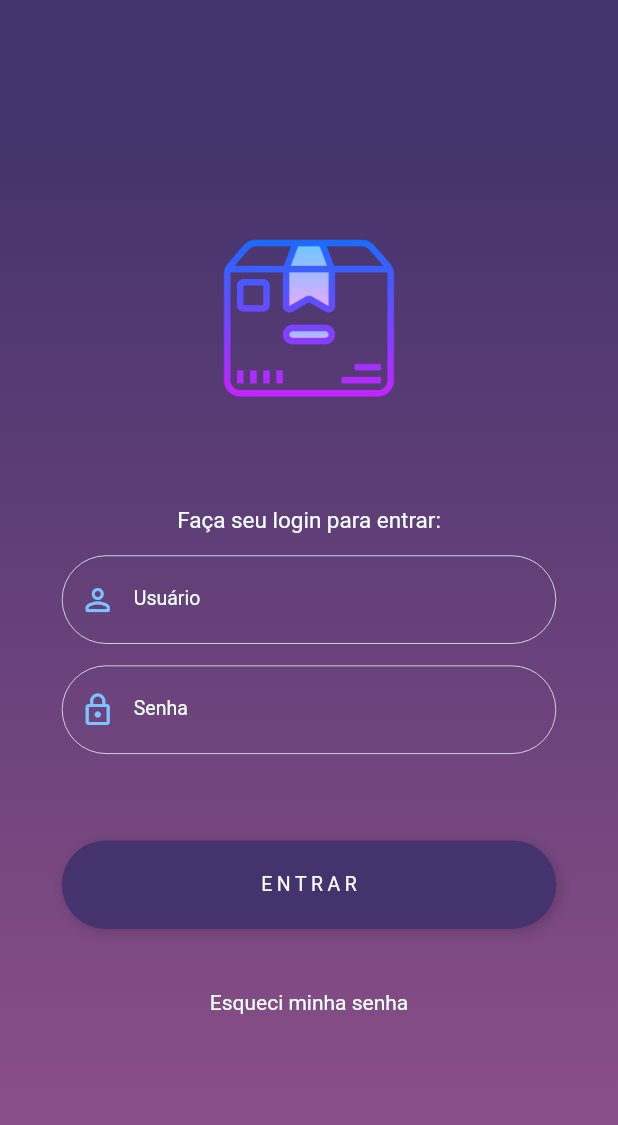
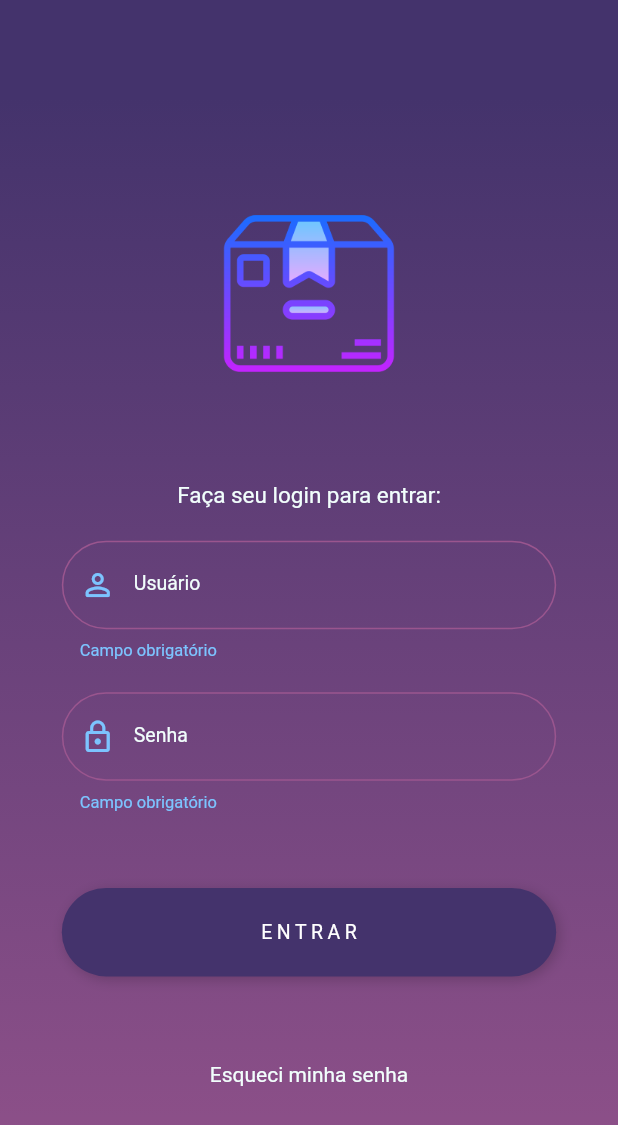
Before and after one commit to grasielaGomes/market-easy-test, a Flutter app: the screen it shows after launch, after a tap on "ENTRAR", on a phone screen of 412 x 824 dp. Shown: the top 1125 px of the screen. Run offline on Flutter 3.47's test engine with Material 2 defaults, Android fonts, the phone set to English and light mode, and no system bars.

Commit message:
Form validator

```diff
--- a/lib/view/components/constants.dart
+++ b/lib/view/components/constants.dart
@@ -30,11 +30,18 @@ final String kUserSignIn = 'Usuário';
 final String kPasswordSignIn = 'Senha';
 final String kButtonSignIn = 'Entrar';
 final String kForgotPasswordSignIn = 'Esqueci minha senha';
+final String kEntryMandatory = 'Campo obrigatório';
+final String kShortPassword = 'Senha muito curta';
 
 //TEXTS PRODUCTS LIST
 final String kInstructionShowProducts = 'Milhares de produtos disponíveis. Clique no ícone abaixo para listá-los.';
 
 //TEXTSTYLES
+const TextStyle kErrorStyle = TextStyle(
+    color: kNeonBlue,
+    fontSize: 11
+);
+
 const TextStyle kLabelStyle = TextStyle(
     color: kLightPrimaryColor,
     fontSize: 13
--- a/lib/view/components/formSignIn.dart
+++ b/lib/view/components/formSignIn.dart
@@ -1,22 +1,61 @@
 import 'package:flutter/material.dart';
 import 'package:mkt_easy_test/view/components/constants.dart';
 import 'package:mkt_easy_test/view/components/inputText.dart';
+import 'package:mkt_easy_test/view/components/roundButton.dart';
 
 class FormSignIn extends StatelessWidget {
+  final TextEditingController _user = TextEditingController();
+  final TextEditingController _password = TextEditingController();
+  final GlobalKey<FormState> _formKey = GlobalKey<FormState>();
   @override
   Widget build(BuildContext context) {
     double height = MediaQuery.of(context).size.height;
     return SizedBox(
-      height: height * 0.2,
+      height: height * 0.4,
       child: Form(
+          key: _formKey,
           child: Column(
             mainAxisAlignment: MainAxisAlignment.spaceBetween,
             children: [
               Text(kInstructionSignIn, style: kSubtitleStyle),
-              InputTextRound(label: kUserSignIn, icon: Icons.person_outline_rounded),
-              InputTextRound(label: kPasswordSignIn, icon: Icons.lock_outline,)
+              InputTextRound(
+                  validator: (String? value) {
+                    if (value == null || value.isEmpty) {
+                      return kEntryMandatory;
+                    }
+                    return null;
+                  },
+                  label: kUserSignIn,
+                  icon: Icons.person_outline_rounded,
+                  controller: _user,
+              ),
+              InputTextRound(
+                  validator: (String? value){
+                    if (value!.isEmpty){
+                      return kEntryMandatory;
+                    } else if (value.length < 6){
+                      return kShortPassword;
+                    }
+                  },
+                  label: kPasswordSignIn,
+                  icon: Icons.lock_outline,
+                  controller: _password,
+                  obscure: true,
+              ),
+              SizedBox(height: height * 0.01),
+              RoundButton(
+                  color: kPrimaryColor,
+                  text: kButtonSignIn.toUpperCase(),
+                  onTap: () {
+                    if (_formKey.currentState!.validate()) {
+                      String user = _user.text;
+                      String password = _password.text;
+                      print('usuário: $user senha: $password');
+                    }
+                  }),
             ],
       )),
     );
   }
+
 }
--- a/lib/view/components/inputText.dart
+++ b/lib/view/components/inputText.dart
@@ -4,13 +4,19 @@ import 'package:mkt_easy_test/view/components/constants.dart';
 class InputTextRound extends StatelessWidget {
   final IconData icon;
   final String label;
+  final TextEditingController controller;
+  final FormFieldValidator<String> validator;
+  final bool obscure;
 
 
-  InputTextRound({this.icon = Icons.lock_outline, this.label = 'label'});
+  InputTextRound({this.icon = Icons.lock_outline, this.label = 'label', required this.controller, required this.validator, this.obscure = false});
 
   @override
   Widget build(BuildContext context) {
-    return TextField(
+    return TextFormField(
+      obscureText: obscure,
+      controller: controller,
+      validator: validator,
       decoration: InputDecoration(
           labelText: label,
           labelStyle: kLabelStyle,
@@ -19,7 +25,8 @@ class InputTextRound extends StatelessWidget {
           focusedBorder: kFocusedBorder,
           errorBorder: kErrorBorder,
           focusedErrorBorder: kFocusedErrorBorder,
-          disabledBorder: kDisabledBorder
+          disabledBorder: kDisabledBorder,
+          errorStyle: kErrorStyle
       ),
     );
   }
--- a/lib/view/signIn.dart
+++ b/lib/view/signIn.dart
@@ -1,9 +1,8 @@
 import 'package:flutter/material.dart';
 import 'package:flutter/services.dart';
-import 'package:mkt_easy_test/controller/api_controller.dart';
+//import 'package:mkt_easy_test/controller/api_controller.dart';
 import 'package:mkt_easy_test/view/components/constants.dart';
 import 'package:mkt_easy_test/view/components/formSignIn.dart';
-import 'package:mkt_easy_test/view/components/roundButton.dart';
 import 'components/iconSignIn.dart';
 
 class SignIn extends StatefulWidget {
@@ -21,11 +20,11 @@ class _SignInState extends State<SignIn> {
 
   String accessToken = '';
 
-  void _getAccessToken() async {
+  /*void _getAccessToken() async {
     final apiController = APIController();
     final token = await apiController.getAccessToken();
     setState(() => accessToken = token);
-  }
+  }*/
 
   @override
   Widget build(BuildContext context) {
@@ -39,7 +38,7 @@ class _SignInState extends State<SignIn> {
           height: height,
           padding: EdgeInsets.symmetric(
               horizontal: width * 0.1, vertical: width * 0.15),
-          margin: EdgeInsets.only(top: height * 0.1),
+          margin: EdgeInsets.only(top: height * 0.08),
           decoration: kDarkGradientContainer,
           child: Column(
             children: [
@@ -48,15 +47,6 @@ class _SignInState extends State<SignIn> {
                 padding: EdgeInsets.symmetric(vertical: height * 0.07),
                 child: FormSignIn(),
               ),
-              RoundButton(
-                  color: kPrimaryColor,
-                  text: kButtonSignIn.toUpperCase(),
-                  onTap: () {
-                    _getAccessToken();
-                    print(accessToken);
-                    //Navigator.pushNamed(context, '/showProducts');
-                  }),
-              SizedBox(height: height * 0.05),
               Text(
                 kForgotPasswordSignIn,
                 style: kSBodyStyle,
```
